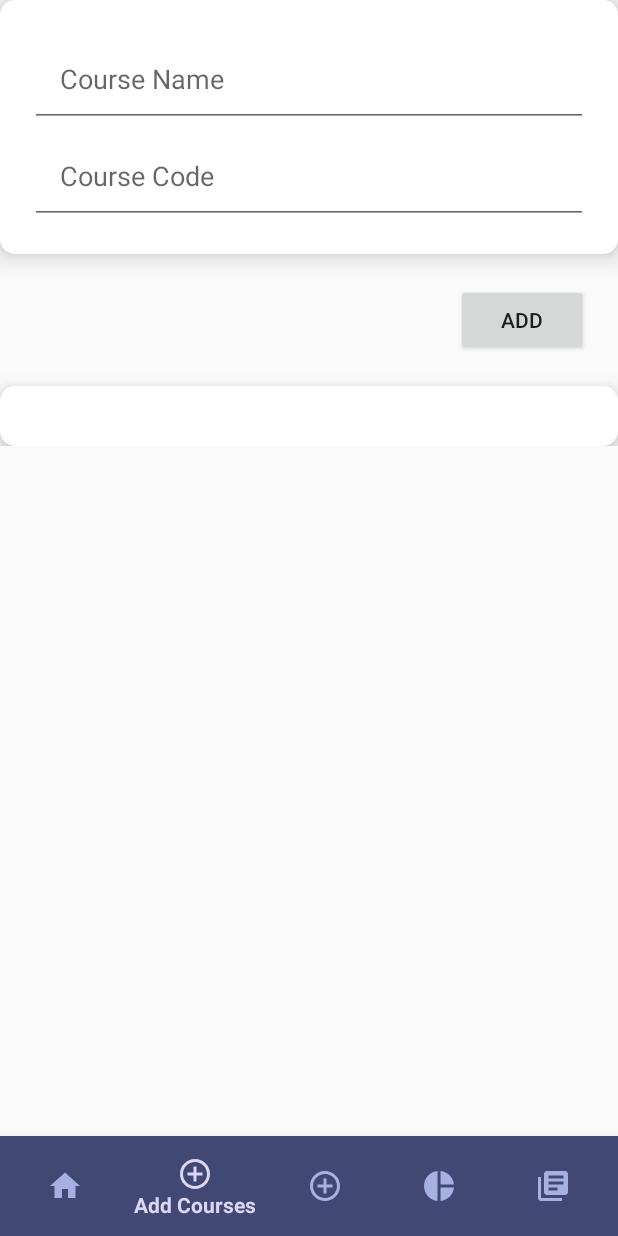
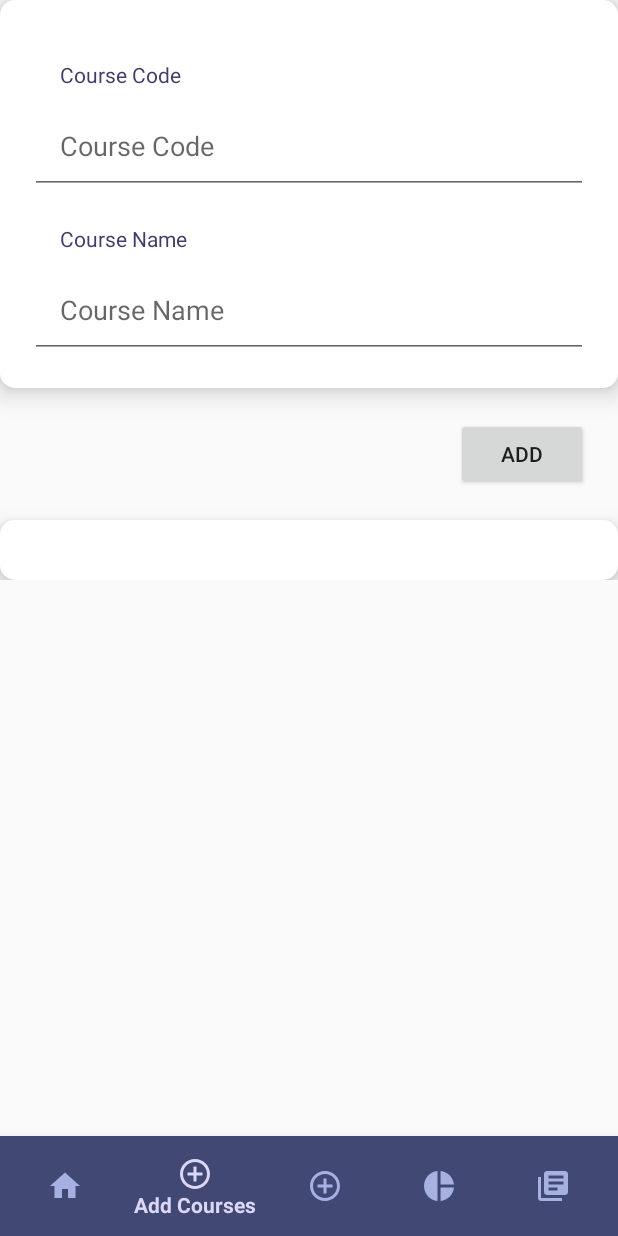
Before and after one commit to Gene-Garcia/TutoQuizzer, an Android app: the screen it shows after launch (HomeActivity), item 2 of the bottom bar chosen, on a phone screen of 412 x 824 dp. Run offline under Robolectric (Android 15) with nearby library versions, the phone set to English and light mode, and no system bars; our stand-ins replace Room's generated code; Roboto replaces fonts that are not available here.

Commit message:
added labels for input fields

```diff
--- a/app/src/main/res/layout/fragment_add_course.xml
+++ b/app/src/main/res/layout/fragment_add_course.xml
@@ -20,29 +20,45 @@
             android:background="@drawable/shadow"
             >
 
-            <EditText
-                android:id="@+id/courseNameAddCourseEditText"
+            <TextView
+                android:id="@+id/courseCodeTVAddCourse"
                 android:layout_width="match_parent"
                 android:layout_height="wrap_content"
-
-                android:padding="20dp"
-
-                android:hint="Course Name"
-
-                android:textColor="@color/colorPrimary"
-                />
+                android:text="Course Code"
+                android:paddingTop="20dp"
+                android:paddingLeft="20dp"
+                android:paddingBottom="5dp"
+                android:textColor="@color/colorPrimaryDark"/>
 
             <EditText
                 android:id="@+id/courseCodeAddCourseEditText"
                 android:layout_width="match_parent"
                 android:layout_height="wrap_content"
-
                 android:padding="20dp"
-
-                android:layout_below="@id/courseNameAddCourseEditText"
+                android:layout_below="@id/courseCodeTVAddCourse"
                 android:hint="Course Code"
                 android:textColor="@color/colorPrimary"
+                />
 
+            <TextView
+                android:id="@+id/courseNameTVEditCourse"
+                android:layout_width="match_parent"
+                android:layout_height="wrap_content"
+                android:text="Course Name"
+                android:paddingTop="20dp"
+                android:paddingLeft="20dp"
+                android:paddingBottom="5dp"
+                android:layout_below="@id/courseCodeAddCourseEditText"
+                android:textColor="@color/colorPrimaryDark"/>
+
+            <EditText
+                android:id="@+id/courseNameAddCourseEditText"
+                android:layout_width="match_parent"
+                android:layout_height="wrap_content"
+                android:layout_below="@id/courseNameTVEditCourse"
+                android:padding="20dp"
+                android:hint="Course Name"
+                android:textColor="@color/colorPrimary"
                 />
 
         </RelativeLayout>
--- a/app/src/main/res/values/colors.xml
+++ b/app/src/main/res/values/colors.xml
@@ -1,7 +1,7 @@
 <?xml version="1.0" encoding="utf-8"?>
 <resources>
     <color name="colorPrimary">#413C69</color>
-    <color name="colorPrimaryDark">#413C69</color>
+    <color name="colorPrimaryDark">#413C69</color> <!-- Change color so that entire app color would be white -->
     <color name="colorAccent">#eab9c9</color>
     <color name="colorBG">#424874</color>
     <color name="selected">#dcd6f7</color>
```
Also changed, not shown: app/src/main/res/layout/fragment_add_topic.xml (+23 -2 lines), app/src/main/res/layout/fragment_edit_course.xml (+23 -2 lines), app/src/main/res/layout/fragment_edit_topic_.xml (+23 -1 lines).
